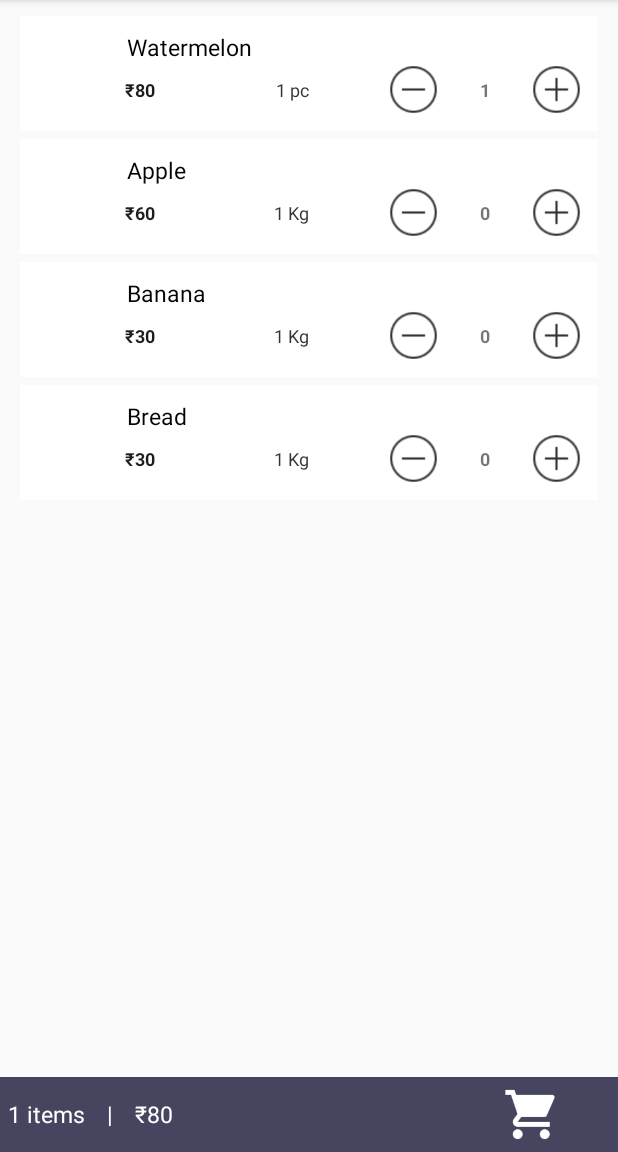
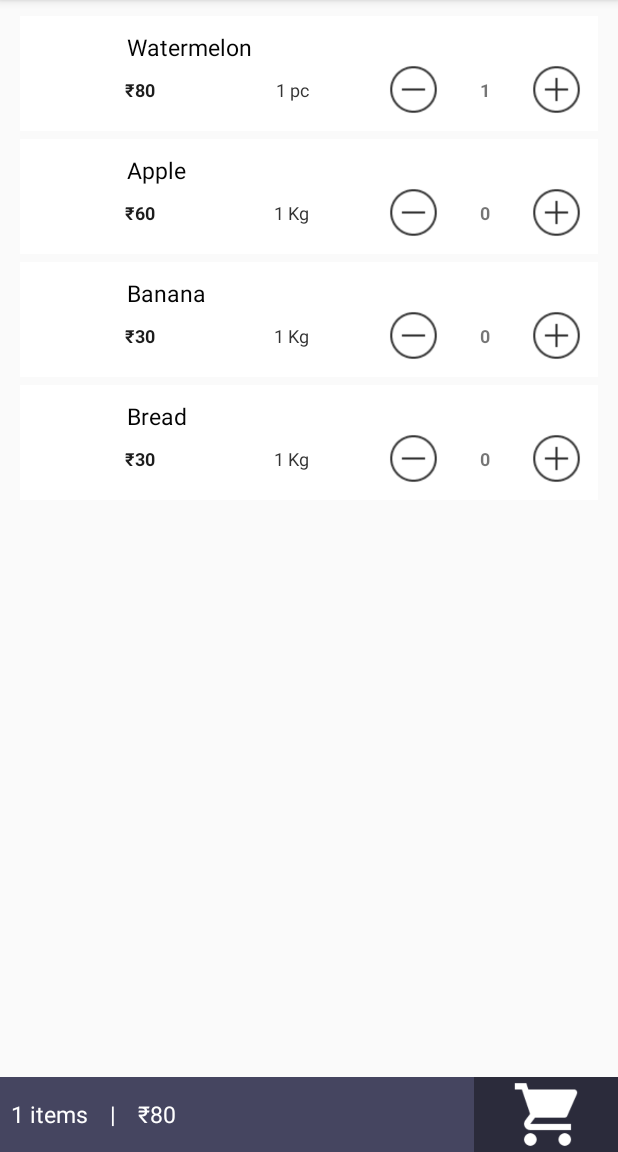
Before and after one commit to mridah/sample-grocery-app, an Android app: the screen it shows after launch (MainActivity), after a tap on an icon or button, on a phone screen of 412 x 824 dp, the part 84-1236 px from its top. Run offline under Robolectric (Android 15) with nearby library versions, the light colour scheme and no system bars; 1 statement that could not run was skipped.

Commit message:
Minor ui changes in pricebar

```diff
--- a/app/src/main/res/layout/activity_main.xml
+++ b/app/src/main/res/layout/activity_main.xml
@@ -49,7 +49,8 @@
             android:textSize="15sp"
             android:layout_alignParentLeft="true"
             android:layout_alignParentStart="true"
-            android:layout_marginRight="0dp"
+            android:layout_marginLeft="2dp"
+            android:layout_marginStart="2dp"
             android:text="5 Items" />
 
         <TextView
@@ -86,6 +87,7 @@
             android:textColor="#ffffff"
             android:textSize="15sp"
             android:layout_marginRight="0dp"
+            android:layout_marginEnd="0dp"
             android:text="₹50" />
 
 
@@ -100,12 +102,10 @@
             android:layout_centerVertical="true"
             android:layout_alignParentRight="true"
             android:layout_alignParentEnd="true"
-            android:layout_marginEnd="5dp"
+            android:layout_marginEnd="0dp"
+            android:background="#2B2B3B"
             android:gravity="center"
-            android:padding="5sp"
             android:layout_marginTop="0dp"
-            android:textColor="#ffffff"
-            android:textSize="15sp"
             android:layout_marginRight="0dp"/>
 
 
```
